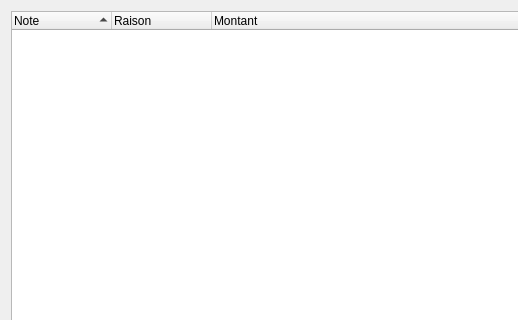
Before: the Qt Designer form application/ui/csv_import_window.ui in nils-van-zuijlen/Enibar, drawn with Qt 5; both pictures show x 0 to 518 and y 0 to 320 of the 838 by 540 pixel window.
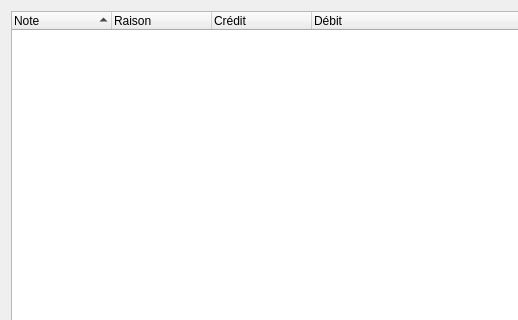
After: the same form once the commit is applied.

Diff of the .ui file:
```diff
--- a/application/ui/csv_import_window.ui
+++ b/application/ui/csv_import_window.ui
@@ -91,12 +91,17 @@
        </column>
        <column>
         <property name="text">
-         <string>Montant</string>
+         <string>Crédit</string>
         </property>
         <property name="textAlignment">
          <set>AlignLeft|AlignVCenter</set>
         </property>
        </column>
+       <column>
+        <property name="text">
+         <string>Débit</string>
+        </property>
+       </column>
       </widget>
      </item>
     </layout>
```
Left out of the diff: 3 changed lines with no effect on the pictures.
